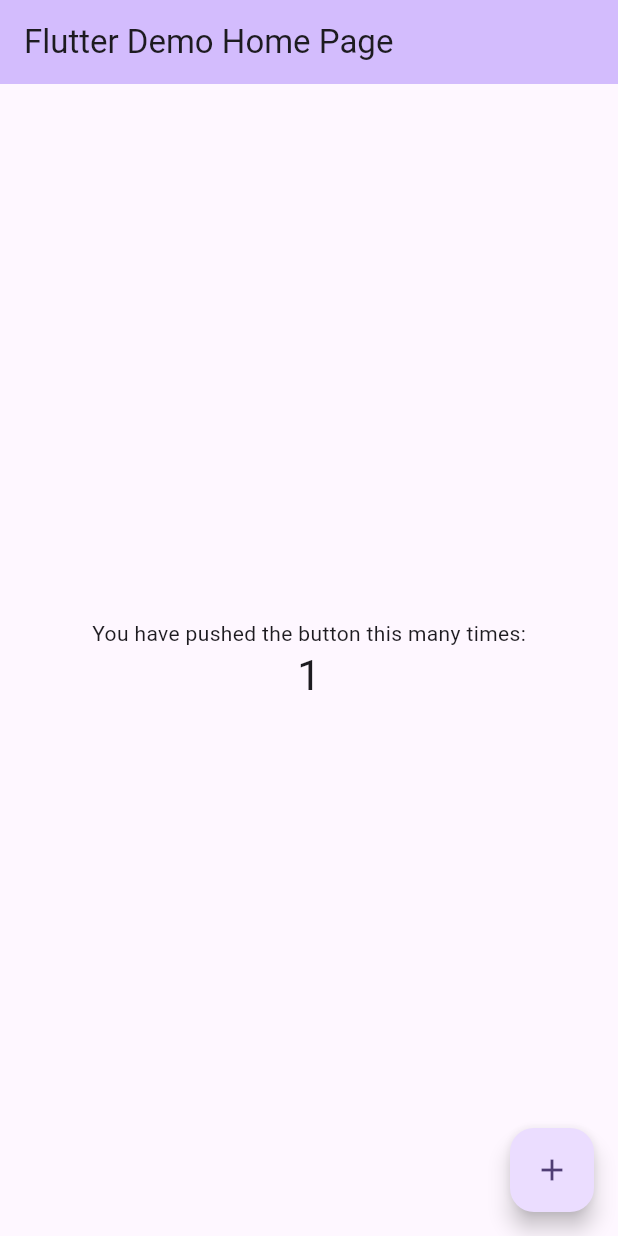
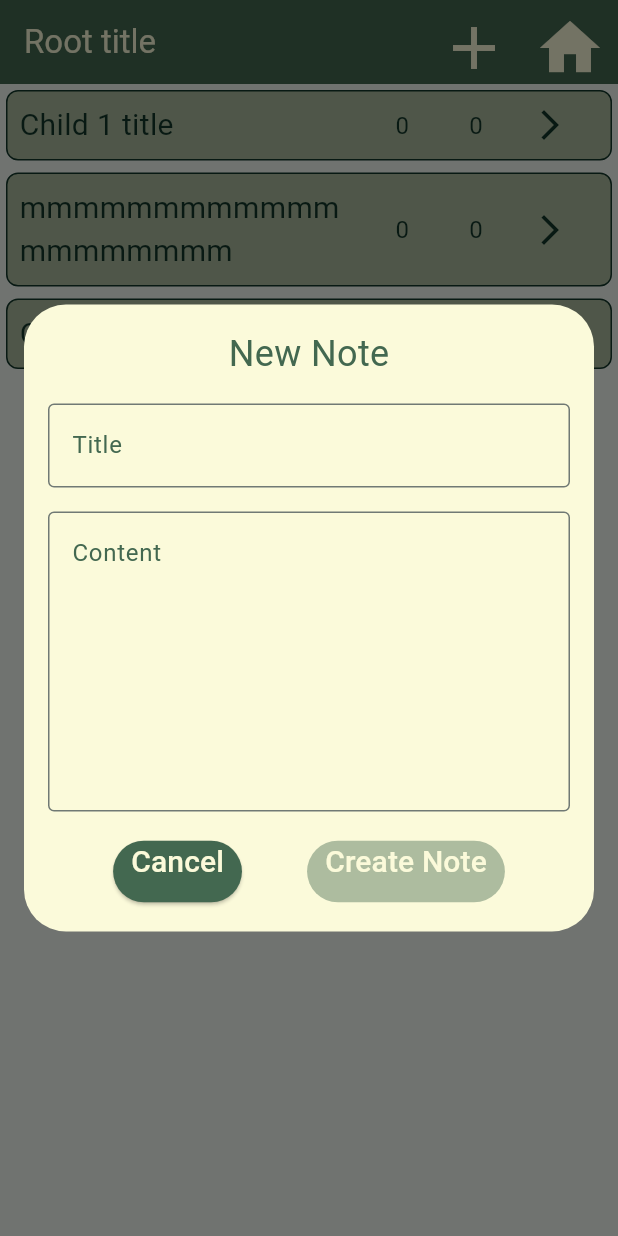
Before and after one commit to Duzzuti/treenotes, a Flutter app: the screen it shows after launch, after a tap on the "add" icon, on a phone screen of 412 x 824 dp. Run offline on Flutter 3.47's test engine with Material 3 defaults, Android fonts, the phone set to English and light mode, and no system bars.

Commit message:
Add basic UI

```diff
--- /dev/null
+++ b/lib/create_dialog.dart
@@ -0,0 +1,120 @@
+import 'package:flutter/material.dart';
+import 'package:treenotes/node.dart';
+
+class CreateDialog extends StatefulWidget {
+  final Node parent;
+  const CreateDialog({super.key, required this.parent});
+
+  @override
+  State<CreateDialog> createState() => _CreateDialogState();
+}
+
+class _CreateDialogState extends State<CreateDialog> {
+  final TextEditingController titleController = TextEditingController();
+
+  final TextEditingController contentController = TextEditingController();
+
+  bool submitActivated = false;
+
+  @override
+  void initState() {
+    titleController.addListener(() { setState(() {
+      submitActivated = titleController.text.isNotEmpty && contentController.text.isNotEmpty;
+    }); });
+    contentController.addListener(() { setState(() {
+      submitActivated = titleController.text.isNotEmpty && contentController.text.isNotEmpty;
+    }); });
+    super.initState();
+  }
+
+  @override
+  void dispose() {
+    titleController.dispose();
+    contentController.dispose();
+    super.dispose();
+  }
+
+  @override
+  Widget build(BuildContext context) {
+    return Dialog(
+      insetPadding: const EdgeInsets.all(16),
+      backgroundColor: Theme.of(context).colorScheme.background,
+      child: Container(
+        padding: const EdgeInsets.all(16),
+        child: Column(
+          mainAxisSize: MainAxisSize.min,
+          children: [
+            Text('New Note', style: TextStyle(color: Theme.of(context).colorScheme.secondary, fontSize: 24)),
+            const SizedBox(height: 16),
+            TextField(
+              controller: titleController,
+              decoration: InputDecoration(
+                hintText: 'Title',
+                hintStyle: TextStyle(color: Theme.of(context).colorScheme.secondary),
+                border: OutlineInputBorder(
+                  borderSide: BorderSide(color: Theme.of(context).colorScheme.secondary),
+                ),
+              ),
+            ),
+            const SizedBox(height: 16),
+            SizedBox(
+              height: 200,
+              child: TextField(
+                controller: contentController,
+                maxLines: null,
+                minLines: 7,
+                scrollPhysics: const AlwaysScrollableScrollPhysics(),
+                decoration: InputDecoration(
+                  hintText: 'Content',
+                  hintStyle: TextStyle(color: Theme.of(context).colorScheme.secondary),
+                  border: OutlineInputBorder(
+                    borderSide: BorderSide(color: Theme.of(context).colorScheme.secondary),
+                  ),
+                ),
+              ),
+            ),
+            const SizedBox(height: 16),
+            Row(
+              mainAxisAlignment: MainAxisAlignment.spaceEvenly,
+              children: [
+                ElevatedButton(
+                  onPressed: () {
+                    widget.parent.add(title: titleController.text, body: contentController.text);
+                    Navigator.pop(context);
+                  },
+                  style: ButtonStyle(
+                    backgroundColor: MaterialStateProperty.all(Theme.of(context).colorScheme.secondary),
+                    padding: MaterialStateProperty.all(const EdgeInsets.only(bottom: 12, left: 12, right: 12)),
+                  ),
+                  child: Text('Cancel',
+                    style: TextStyle(
+                      color: Theme.of(context).colorScheme.background,
+                      fontSize: 20,
+                    ),
+                  ),
+                ),
+                ElevatedButton(
+                  onPressed: !submitActivated ? null : () {
+                    Navigator.pop(context);
+                  },
+                  style: ButtonStyle(
+                    backgroundColor: submitActivated
+                      ? MaterialStateProperty.all(Theme.of(context).colorScheme.secondary)
+                      : MaterialStateProperty.all(Theme.of(context).colorScheme.tertiary),
+                    padding: MaterialStateProperty.all(const EdgeInsets.only(bottom: 12, left: 12, right: 12)),
+                  ),
+                  child: Text('Create Note',
+                    style: TextStyle(
+                      color: Theme.of(context).colorScheme.background,
+                      fontSize: 20,
+                    ),
+                  ),
+                ),
+              ],
+            ),
+          ],
+        ),
+      ),
+    );
+  }
+}
--- a/lib/main.dart
+++ b/lib/main.dart
@@ -1,4 +1,6 @@
 import 'package:flutter/material.dart';
+import 'package:treenotes/node.dart';
+import 'package:treenotes/note_page.dart';
 
 void main() {
   runApp(const MyApp());
@@ -7,119 +9,27 @@ void main() {
 class MyApp extends StatelessWidget {
   const MyApp({super.key});
 
-  // This widget is the root of your application.
   @override
   Widget build(BuildContext context) {
+    // TODO: load the root node from the database
+    Node root = Node(null, 'Root title', 'Root content', 0, 0, []);
+    root.add(title: 'Child 1 title', body: 'Child 1 content');
+    root.add(title: 'mmmmmmmmmmmmmmmmmmmm', body: 'Child 2 content');
+    root.children.add(Node(root, 'Child 3 title', 'Child 3 content', 9999, 9999, []));
     return MaterialApp(
-      title: 'Flutter Demo',
+      debugShowCheckedModeBanner: false,
+      title: 'Tree Notes',
       theme: ThemeData(
-        // This is the theme of your application.
-        //
-        // TRY THIS: Try running your application with "flutter run". You'll see
-        // the application has a purple toolbar. Then, without quitting the app,
-        // try changing the seedColor in the colorScheme below to Colors.green
-        // and then invoke "hot reload" (save your changes or press the "hot
-        // reload" button in a Flutter-supported IDE, or press "r" if you used
-        // the command line to start the app).
-        //
-        // Notice that the counter didn't reset back to zero; the application
-        // state is not lost during the reload. To reset the state, use hot
-        // restart instead.
-        //
-        // This works for code too, not just values: Most code changes can be
-        // tested with just a hot reload.
-        colorScheme: ColorScheme.fromSeed(seedColor: Colors.deepPurple),
+        colorScheme: ColorScheme.fromSeed(seedColor: const Color(0xff12372A)).copyWith(
+          background: const Color(0xfffbfada),
+          primary: const Color(0xff12372a),
+          secondary: const Color(0xff436850),
+          tertiary: const Color(0xffadbc9f),
+
+        ),
         useMaterial3: true,
       ),
-      home: const MyHomePage(title: 'Flutter Demo Home Page'),
+      home: NotePage(node: root),
     );
   }
 }
-
-class MyHomePage extends StatefulWidget {
-  const MyHomePage({super.key, required this.title});
-
-  // This widget is the home page of your application. It is stateful, meaning
-  // that it has a State object (defined below) that contains fields that affect
-  // how it looks.
-
-  // This class is the configuration for the state. It holds the values (in this
-  // case the title) provided by the parent (in this case the App widget) and
-  // used by the build method of the State. Fields in a Widget subclass are
-  // always marked "final".
-
-  final String title;
-
-  @override
-  State<MyHomePage> createState() => _MyHomePageState();
-}
-
-class _MyHomePageState extends State<MyHomePage> {
-  int _counter = 0;
-
-  void _incrementCounter() {
-    setState(() {
-      // This call to setState tells the Flutter framework that something has
-      // changed in this State, which causes it to rerun the build method below
-      // so that the display can reflect the updated values. If we changed
-      // _counter without calling setState(), then the build method would not be
-      // called again, and so nothing would appear to happen.
-      _counter++;
-    });
-  }
-
-  @override
-  Widget build(BuildContext context) {
-    // This method is rerun every time setState is called, for instance as done
-    // by the _incrementCounter method above.
-    //
-    // The Flutter framework has been optimized to make rerunning build methods
-    // fast, so that you can just rebuild anything that needs updating rather
-    // than having to individually change instances of widgets.
-    return Scaffold(
-      appBar: AppBar(
-        // TRY THIS: Try changing the color here to a specific color (to
-        // Colors.amber, perhaps?) and trigger a hot reload to see the AppBar
-        // change color while the other colors stay the same.
-        backgroundColor: Theme.of(context).colorScheme.inversePrimary,
-        // Here we take the value from the MyHomePage object that was created by
-        // the App.build method, and use it to set our appbar title.
-        title: Text(widget.title),
-      ),
-      body: Center(
-        // Center is a layout widget. It takes a single child and positions it
-        // in the middle of the parent.
-        child: Column(
-          // Column is also a layout widget. It takes a list of children and
-          // arranges them vertically. By default, it sizes itself to fit its
-          // children horizontally, and tries to be as tall as its parent.
-          //
-          // Column has various properties to control how it sizes itself and
-          // how it positions its children. Here we use mainAxisAlignment to
-          // center the children vertically; the main axis here is the vertical
-          // axis because Columns are vertical (the cross axis would be
-          // horizontal).
-          //
-          // TRY THIS: Invoke "debug painting" (choose the "Toggle Debug Paint"
-          // action in the IDE, or press "p" in the console), to see the
-          // wireframe for each widget.
-          mainAxisAlignment: MainAxisAlignment.center,
-          children: <Widget>[
-            const Text(
-              'You have pushed the button this many times:',
-            ),
-            Text(
-              '$_counter',
-              style: Theme.of(context).textTheme.headlineMedium,
-            ),
-          ],
-        ),
-      ),
-      floatingActionButton: FloatingActionButton(
-        onPressed: _incrementCounter,
-        tooltip: 'Increment',
-        child: const Icon(Icons.add),
-      ), // This trailing comma makes auto-formatting nicer for build methods.
-    );
-  }
-}
--- /dev/null
+++ b/lib/node.dart
@@ -0,0 +1,22 @@
+class Node {
+  String subject;
+  String body;
+  int numChilds;
+  int numChildsRec;
+  Node? parent;
+  List<Node> children;
+
+  Node(this.parent, this.subject, this.body, this.numChilds, this.numChildsRec, this.children);
+
+  void add({required String title, required String body}) {
+    children.add(Node(this, title, body, 0, 0, []));
+    numChilds++;
+    numChildsRec++;
+    Node? parentNode = parent;
+    while (parentNode != null) {
+      parent!.numChildsRec++;
+      parent = parent!.parent;
+    }
+
+  }
+}
--- /dev/null
+++ b/lib/note_page.dart
@@ -0,0 +1,138 @@
+import 'package:flutter/material.dart';
+import 'package:treenotes/create_dialog.dart';
+import 'package:treenotes/node.dart';
+
+class NotePage extends StatelessWidget {
+  final Node node;
+  const NotePage({super.key, required this.node});
+
+  @override
+  Widget build(BuildContext context) {
+    return LayoutBuilder(
+      builder: (context, constraints) {
+      return Scaffold(
+        appBar: AppBar(
+          iconTheme: IconThemeData(color: Theme.of(context).colorScheme.background),
+          backgroundColor: Theme.of(context).colorScheme.secondary,
+          title: Text(node.subject, style: TextStyle(color: Theme.of(context).colorScheme.background)),
+          actions: [
+            IconButton(
+              icon: Icon(Icons.add,
+                color: Theme.of(context).colorScheme.background,
+                size: 48,
+              ),
+              onPressed: () {
+                showDialog(context: context, builder: (context) => CreateDialog(parent: node));
+              },
+            ),
+            IconButton(
+              icon: Icon(Icons.home,
+                color: Theme.of(context).colorScheme.background,
+                size: 48,
+              ),
+              onPressed: () {
+                Navigator.popUntil(
+                  context,
+                  ModalRoute.withName('/'),
+                );
+              },
+            ),
+
+          ],
+        ),
+        body: Column(
+          children:[
+            SizedBox(
+              height: MediaQuery.of(context).size.height * 0.7,
+              child: ListView.builder(
+                scrollDirection: Axis.vertical,
+                physics: const AlwaysScrollableScrollPhysics(),
+                itemBuilder: (context, index) {
+                  return Container(
+                    padding: const EdgeInsets.all(8),
+                    margin: const EdgeInsets.all(4),
+                    decoration: BoxDecoration(
+                      color: Theme.of(context).colorScheme.tertiary,
+                      border: Border.all(
+                        color: Theme.of(context).colorScheme.primary,
+                        width: 1,
+                      ),
+                      borderRadius: BorderRadius.circular(8),
+                    ),
+                    child: Row(
+                      children: [
+                        SizedBox(
+                          width: MediaQuery.of(context).size.width * 0.55,
+                          child: Text(node.children[index].subject,
+                            style: TextStyle(
+                              color: Theme.of(context).colorScheme.primary,
+                              fontSize: 20,
+                            ),
+                          ),
+                        ),
+                        const SizedBox(width: 8),
+                        SizedBox(
+                          width: MediaQuery.of(context).size.width * 0.1,
+                          child: Center(
+                            child: Text(node.children[index].numChilds > 999 ? '>999' : node.children[index].numChilds.toString(),
+                              maxLines: 1,
+                              softWrap: false,
+                              style: TextStyle(
+                                color: Theme.of(context).colorScheme.primary,
+                                fontSize: 16,
+                              ),
+                            ),
+                          ),
+                        ),
+                        const SizedBox(width: 8),
+                        SizedBox(
+                          width: MediaQuery.of(context).size.width * 0.1,
+                          child: Center(
+                            child: Text(node.children[index].numChilds > 999 ? '>999' : node.children[index].numChilds.toString(),
+                              maxLines: 1,
+                              softWrap: false,
+                              style: TextStyle(
+                                color: Theme.of(context).colorScheme.primary,
+                                fontSize: 16,
+                              ),
+                            ),
+                          ),
+                        ),
+                        const SizedBox(width: 8),
+                        Center(
+                          child: InkWell(
+                            hoverColor: Colors.red,
+                            focusColor: Colors.red,
+                            overlayColor: MaterialStateProperty.all(Colors.red),
+                            highlightColor: Colors.red,
+                            splashColor: Colors.red,
+
+                            onTap: () {
+                              Navigator.push(
+                                context,
+                                MaterialPageRoute(builder: (context) => NotePage(node: node.children[index])),
+                              );
+                            },
+                            child: SizedBox(
+                              width: MediaQuery.of(context).size.width * 0.1,
+                              child: Icon(Icons.arrow_forward_ios,
+                                color: Theme.of(context).colorScheme.primary,
+                                size: 24,
+                              ),
+                            ),
+                          ),
+                        )
+                      ],
+                    )
+                  );
+                },
+                itemCount: node.children.length,
+              ),
+            ),
+          ],
+        ),
+      );
+      }
+    );
+  }
+}
```
